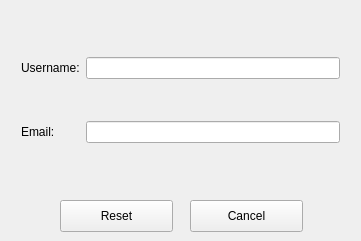
Old version of the form reset_password_window.ui in the repository allenh1/timefuse-client.
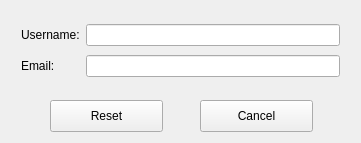
New version of the form.

```diff
--- a/reset_password_window.ui
+++ b/reset_password_window.ui
@@ -7,7 +7,7 @@
     <x>0</x>
     <y>0</y>
     <width>361</width>
-    <height>241</height>
+    <height>143</height>
    </rect>
   </property>
   <property name="windowTitle">
@@ -19,7 +19,7 @@
      <x>10</x>
      <y>10</y>
      <width>341</width>
-     <height>181</height>
+     <height>81</height>
     </rect>
    </property>
    <layout class="QGridLayout" name="gridLayout">
@@ -48,8 +48,8 @@
   <widget class="QPushButton" name="reset_button">
    <property name="geometry">
     <rect>
-     <x>60</x>
-     <y>200</y>
+     <x>50</x>
+     <y>100</y>
      <width>113</width>
      <height>32</height>
     </rect>
@@ -61,8 +61,8 @@
   <widget class="QPushButton" name="cancel_button">
    <property name="geometry">
     <rect>
-     <x>190</x>
-     <y>200</y>
+     <x>200</x>
+     <y>100</y>
      <width>113</width>
      <height>32</height>
     </rect>
```
Left out of the diff: 4 changed lines with no effect on the pictures.
